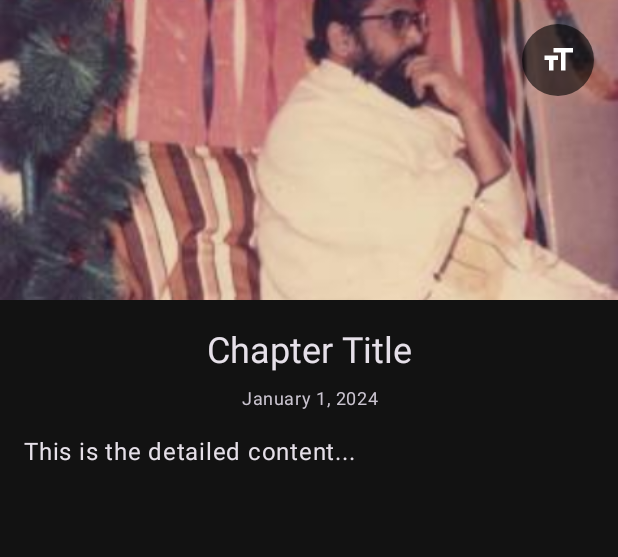
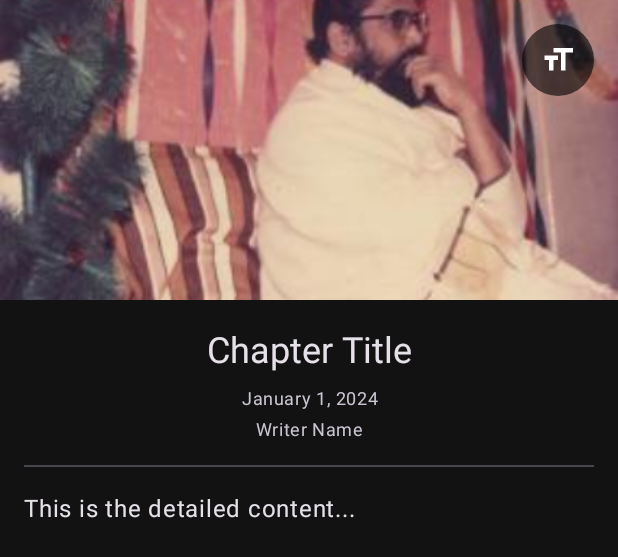
Before and after one commit to UtilityDD/KadaChabuk1, an Android app: the layout activity_detail.xml on its own in the app's theme, with its tools: preview values and no code run, on a phone screen of 412 x 824 dp. Shown: the top 557 px of the screen. Run offline under Robolectric (Android 15) with nearby library versions, the phone set to English and light mode, and no system bars.

Commit message:
Working version writer name added in chapter

```diff
--- a/app/src/main/java/com/blackgrapes/kadachabuk/DetailActivity.kt
+++ b/app/src/main/java/com/blackgrapes/kadachabuk/DetailActivity.kt
@@ -60,12 +60,14 @@ class DetailActivity : AppCompatActivity() {
 
         val textViewHeading: TextView = findViewById(R.id.textViewHeading)
         val textViewDate: TextView = findViewById(R.id.textViewDate)
+        val textViewWriter: TextView = findViewById(R.id.textViewWriter)
         textViewData = findViewById(R.id.textViewData)
         fontSettingsButton = findViewById(R.id.button_font_settings)
 
         val heading = intent.getStringExtra("EXTRA_HEADING")
         val date = intent.getStringExtra("EXTRA_DATE")
         val dataContent = intent.getStringExtra("EXTRA_DATA")
+        val writer = intent.getStringExtra("EXTRA_WRITER")
 
         textViewHeading.text = heading
         textViewDate.text = date?.removeSurrounding("(", ")")
@@ -73,6 +75,7 @@ class DetailActivity : AppCompatActivity() {
         title = heading ?: "Details"
 
         loadAndApplyFontSize()
+        textViewWriter.text = writer
         setupFontSettingsButton()
 
         // Set a random header image
--- a/app/src/main/res/layout/activity_detail.xml
+++ b/app/src/main/res/layout/activity_detail.xml
@@ -55,6 +55,24 @@
                 tools:text="January 1, 2024" />
 
             <TextView
+                android:id="@+id/textViewWriter"
+                android:layout_width="match_parent"
+                android:layout_height="wrap_content"
+                android:layout_marginTop="4dp"
+                android:gravity="center_horizontal"
+                android:paddingStart="16dp"
+                android:paddingEnd="16dp"
+                android:textAppearance="?attr/textAppearanceCaption"
+                tools:text="Writer Name" />
+
+            <com.google.android.material.divider.MaterialDivider
+                android:layout_width="match_parent"
+                android:layout_height="wrap_content"
+                android:layout_marginTop="16dp"
+                android:layout_marginStart="16dp"
+                android:layout_marginEnd="16dp"/>
+
+            <TextView
                 android:id="@+id/textViewData"
                 android:layout_width="match_parent"
                 android:layout_height="wrap_content"
```
